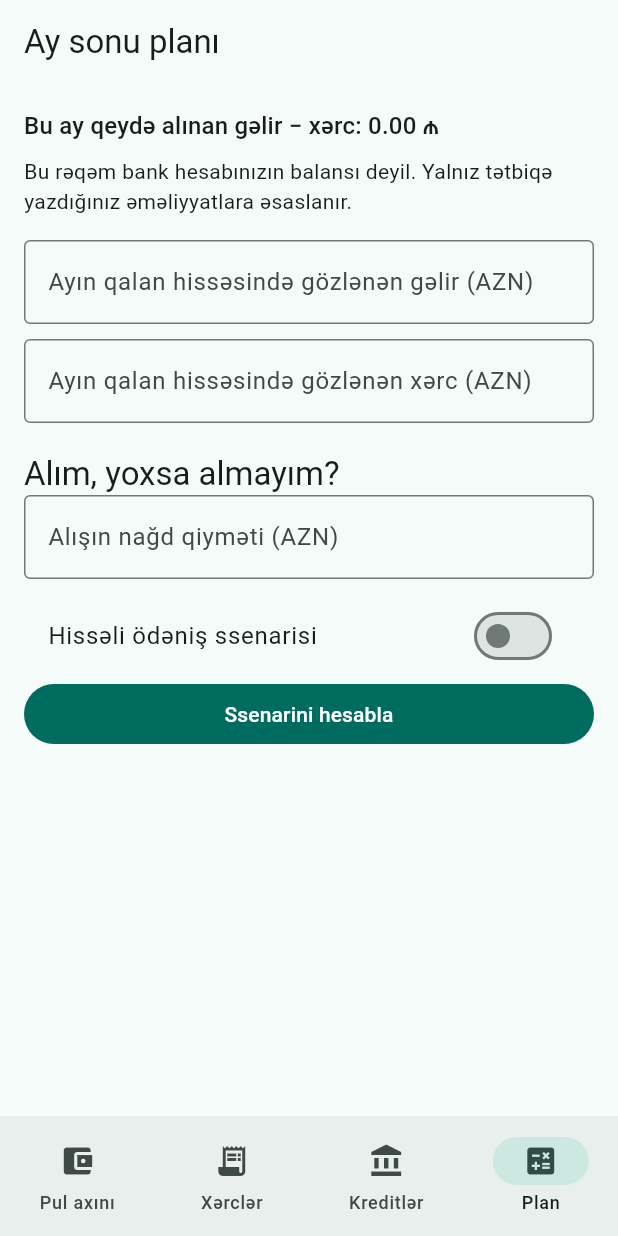
After one commit to vusalaze44/Xerclerim, a Flutter app: the screen it shows after launch, item 4 of the bottom bar chosen, on a phone screen of 412 x 824 dp. The commit adds this screen. Run offline on Flutter 3.47's test engine with Material 3 defaults, Android fonts, the phone set to English and light mode, and no system bars; our stand-ins replace sqflite; accounts and stored records are empty.

Commit message:
Add transparent month-end purchase scenarios

```diff
--- /dev/null
+++ b/mobile/lib/features/planning/planning_page.dart
@@ -0,0 +1,110 @@
+import 'package:flutter/material.dart';
+import '../../core/money.dart';
+import '../dashboard/summary.dart';
+import '../transactions/transaction.dart';
+import 'scenario.dart';
+
+class PlanningPage extends StatefulWidget {
+  const PlanningPage({super.key, required this.entries});
+  final List<LedgerEntry> entries;
+  @override
+  State<PlanningPage> createState() => _PlanningPageState();
+}
+
+class _PlanningPageState extends State<PlanningPage> {
+  final futureIncome = TextEditingController();
+  final futureExpenses = TextEditingController();
+  final price = TextEditingController();
+  final deposit = TextEditingController();
+  final monthly = TextEditingController();
+  final months = TextEditingController();
+  bool installment = false;
+  String? error;
+  PurchaseScenario? result;
+
+  @override
+  void dispose() {
+    for (final controller in [futureIncome, futureExpenses, price, deposit, monthly, months]) {
+      controller.dispose();
+    }
+    super.dispose();
+  }
+
+  int _amount(TextEditingController controller) =>
+      controller.text.trim().isEmpty ? 0 : Money.parseAzN(controller.text);
+
+  void _calculate() {
+    try {
+      final scenario = PurchaseScenario(
+        currentMonth: MonthlySummary.from(widget.entries, DateTime.now()),
+        futureIncomeQepik: _amount(futureIncome),
+        futureExpensesQepik: _amount(futureExpenses),
+        priceQepik: _amount(price),
+        depositQepik: installment ? _amount(deposit) : 0,
+        monthlyPaymentQepik: installment ? _amount(monthly) : 0,
+        installmentMonths: installment ? int.parse(months.text.trim()) : 0,
+      );
+      scenario.validate();
+      setState(() { result = scenario; error = null; });
+    } catch (_) {
+      setState(() { result = null; error = 'Məbləğləri yoxlayın. Hissəli alışda ümumi ödəniş qiymətdən az olmamalıdır.'; });
+    }
+  }
+
+  Widget _field(String label, TextEditingController controller) => Padding(
+    padding: const EdgeInsets.only(bottom: 10),
+    child: TextField(controller: controller,
+      onChanged: (_) => setState(() { result = null; error = null; }),
+      keyboardType: const TextInputType.numberWithOptions(decimal: true),
+      decoration: InputDecoration(labelText: label, border: const OutlineInputBorder())),
+  );
+
+  @override
+  Widget build(BuildContext context) {
+    final summary = MonthlySummary.from(widget.entries, DateTime.now());
+    return Scaffold(
+      appBar: AppBar(title: const Text('Ay sonu planı')),
+      body: ListView(padding: const EdgeInsets.all(16), children: [
+        Text('Bu ay qeydə alınan gəlir − xərc: ${Money.format(summary.balanceQepik)}',
+          style: Theme.of(context).textTheme.titleMedium),
+        const SizedBox(height: 8),
+        const Text('Bu rəqəm bank hesabınızın balansı deyil. Yalnız tətbiqə yazdığınız əməliyyatlara əsaslanır.'),
+        const SizedBox(height: 16),
+        _field('Ayın qalan hissəsində gözlənən gəlir (AZN)', futureIncome),
+        _field('Ayın qalan hissəsində gözlənən xərc (AZN)', futureExpenses),
+        const SizedBox(height: 10),
+        Text('Alım, yoxsa almayım?', style: Theme.of(context).textTheme.titleLarge),
+        _field('Alışın nağd qiyməti (AZN)', price),
+        SwitchListTile(title: const Text('Hissəli ödəniş ssenarisi'),
+          value: installment, onChanged: (value) => setState(() { installment = value; result = null; })),
+        if (installment) ...[
+          const Text('İlk aylıq ödənişin bu ay ediləcəyini fərz edirik.'),
+          _field('İlkin ödəniş (AZN)', deposit),
+          _field('Aylıq ödəniş (AZN)', monthly),
+          Padding(padding: const EdgeInsets.only(bottom: 10), child: TextField(controller: months,
+            keyboardType: TextInputType.number,
+            onChanged: (_) => setState(() { result = null; error = null; }),
+            decoration: const InputDecoration(labelText: 'Ay sayı', border: OutlineInputBorder()))),
+        ],
+        FilledButton(onPressed: _calculate, child: const Text('Ssenarini hesabla')),
+        if (error != null) Padding(padding: const EdgeInsets.all(8),
+          child: Text(error!, style: TextStyle(color: Theme.of(context).colorScheme.error))),
+        if (result != null) ...[
+          const SizedBox(height: 12),
+          Card(child: Padding(padding: const EdgeInsets.all(16), child: Column(
+            crossAxisAlignment: CrossAxisAlignment.start, children: [
+              Text('Alışsız ay sonu fərqi: ${Money.format(result!.baselineQepik)}'),
+              Text('Nağd alışdan sonra: ${Money.format(result!.cashAfterQepik)}'),
+              if (installment) ...[
+                Text('Hissəli alışın bu ayından sonra: ${Money.format(result!.installmentAfterThisMonthQepik)}'),
+                Text('Bütün hissəli ödənişlər: ${Money.format(result!.installmentTotalQepik)}'),
+                Text('Nağd qiymətdən fərq: ${Money.format(result!.financingDifferenceQepik)}'),
+              ],
+            ],
+          ))),
+          const Text('Nəticə yalnız daxil etdiyiniz məbləğlərə əsaslanır. Sonrakı aylardakı gəlir, digər borclar, komissiya və gözlənilməz xərclər avtomatik hesablanmır.'),
+        ],
+      ]),
+    );
+  }
+}
--- /dev/null
+++ b/mobile/lib/features/planning/scenario.dart
@@ -0,0 +1,39 @@
+import '../dashboard/summary.dart';
+
+/// Cash-flow estimate for the current month. It is not an account balance.
+class PurchaseScenario {
+  const PurchaseScenario({required this.currentMonth, required this.futureIncomeQepik,
+    required this.futureExpensesQepik, required this.priceQepik,
+    required this.depositQepik, required this.monthlyPaymentQepik,
+    required this.installmentMonths});
+
+  final MonthlySummary currentMonth;
+  final int futureIncomeQepik;
+  final int futureExpensesQepik;
+  final int priceQepik;
+  final int depositQepik;
+  final int monthlyPaymentQepik;
+  final int installmentMonths;
+
+  void validate() {
+    if (futureIncomeQepik < 0 || futureExpensesQepik < 0 || priceQepik < 0 ||
+        depositQepik < 0 || monthlyPaymentQepik < 0 || installmentMonths < 0 ||
+        installmentMonths > 600 || depositQepik > priceQepik ||
+        (installmentMonths == 0 && (depositQepik != 0 || monthlyPaymentQepik != 0)) ||
+        (installmentMonths > 0 && (monthlyPaymentQepik == 0 ||
+          depositQepik + monthlyPaymentQepik * installmentMonths < priceQepik))) {
+      throw const FormatException('Ssenari məbləğləri uyğun deyil.');
+    }
+  }
+
+  int get baselineQepik {
+    validate();
+    return currentMonth.balanceQepik + futureIncomeQepik - futureExpensesQepik;
+  }
+
+  int get cashAfterQepik => baselineQepik - priceQepik;
+  int get installmentAfterThisMonthQepik =>
+      baselineQepik - depositQepik - monthlyPaymentQepik;
+  int get installmentTotalQepik => depositQepik + monthlyPaymentQepik * installmentMonths;
+  int get financingDifferenceQepik => installmentTotalQepik - priceQepik;
+}
--- a/mobile/lib/main.dart
+++ b/mobile/lib/main.dart
@@ -6,6 +6,7 @@ import 'features/transactions/transaction.dart';
 import 'features/loans/loans_page.dart';
 import 'features/expenses/expenses_page.dart';
 import 'features/expenses/expense_report.dart';
+import 'features/planning/planning_page.dart';
 
 void main() => runApp(const XerclerimApp());
 
@@ -100,8 +101,10 @@ class _LedgerPageState extends State<LedgerPage> {
         },
         destinations: const [NavigationDestination(icon: Icon(Icons.account_balance_wallet), label: 'Pul axını'),
           NavigationDestination(icon: Icon(Icons.receipt_long), label: 'Xərclər'),
-          NavigationDestination(icon: Icon(Icons.account_balance), label: 'Kreditlər')]),
-      body: selectedTab == 2 ? LoansPage(ledger: ledger) :
+          NavigationDestination(icon: Icon(Icons.account_balance), label: 'Kreditlər'),
+          NavigationDestination(icon: Icon(Icons.calculate), label: 'Plan')]),
+      body: selectedTab == 3 ? PlanningPage(entries: entries) :
+        selectedTab == 2 ? LoansPage(ledger: ledger) :
         selectedTab == 1 ? ExpensesPage(ledger: ledger, entries: entries,
           onAddExpense: () => _add(EntryKind.expense), onRefresh: _load) : Scaffold(
       appBar: AppBar(title: const Text('Xərclərim')),
```
Also changed, not shown: 3 other files.
